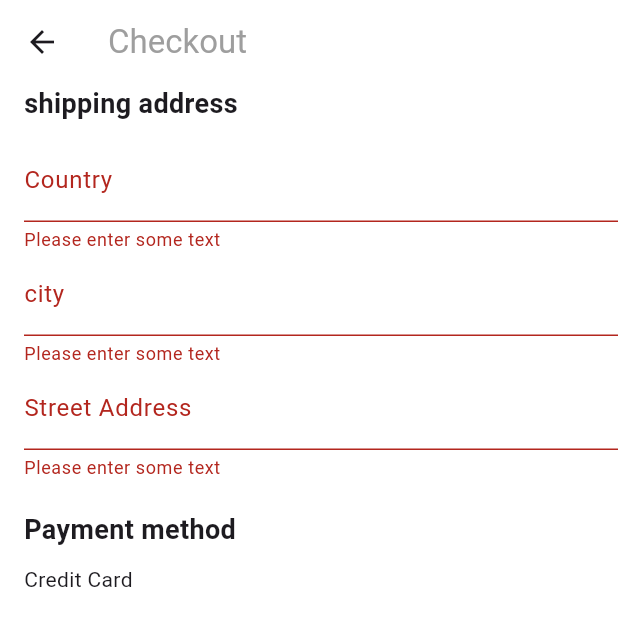
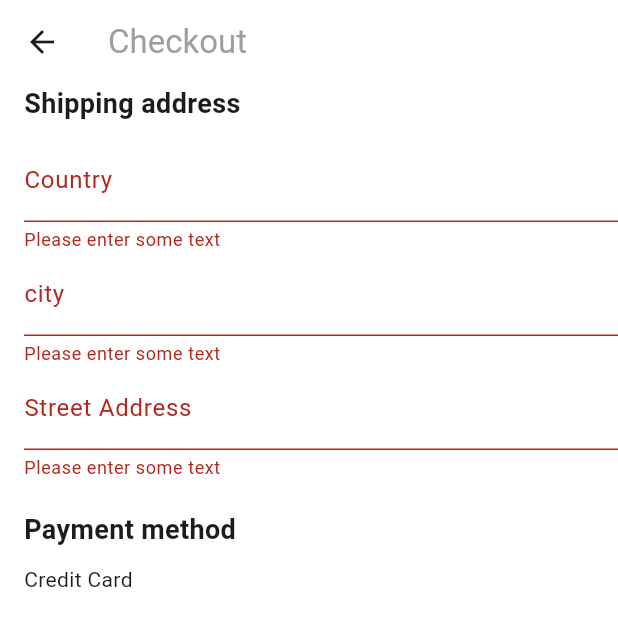
Before and after one commit to MontagMakes/3commerce, a Flutter app: the CheckoutScreen screen opened directly, after a tap on "PLACE ORDER", on a phone screen of 412 x 824 dp, the top half of it. Run offline on Flutter 3.47's test engine with Material 3 defaults, Android fonts, the phone set to English and light mode, and no system bars; our stand-ins replace cloud_firestore, file_picker, firebase_auth, firebase_core, firebase_storage, fluttertoast and 2 more; missing offline and left inert: model_viewer_plus; accounts and stored records are empty.

Commit message:
some updates

```diff
--- /dev/null
+++ b/lib/models/cart_model.dart
@@ -0,0 +1,60 @@
+// ignore_for_file: public_member_api_docs, sort_constructors_first
+import 'dart:convert';
+import 'dart:core';
+
+import 'package:flutter/foundation.dart';
+
+import 'package:e_commerce/models/product_model.dart';
+
+class CartModel {
+  List<ProductModel> products;
+  int totalAmount;
+  CartModel({
+    required this.products,
+    required this.totalAmount,
+  });
+
+
+  CartModel copyWith({
+    List<ProductModel>? products,
+    int? totalAmount,
+  }) {
+    return CartModel(
+      products: products ?? this.products,
+      totalAmount: totalAmount ?? this.totalAmount,
+    );
+  }
+
+  Map<String, dynamic> toMap() {
+    return <String, dynamic>{
+      'products': products.map((x) => x.toMap()).toList(),
+      'totalAmount': totalAmount,
+    };
+  }
+
+  factory CartModel.fromMap(Map<String, dynamic> map) {
+    return CartModel(
+      products: List<ProductModel>.from((map['products'] as List<int>).map<ProductModel>((x) => ProductModel.fromMap(x as Map<String,dynamic>),),),
+      totalAmount: map['totalAmount'] as int,
+    );
+  }
+
+  String toJson() => json.encode(toMap());
+
+  factory CartModel.fromJson(String source) => CartModel.fromMap(json.decode(source) as Map<String, dynamic>);
+
+  @override
+  String toString() => 'CartModel(products: $products, totalAmount: $totalAmount)';
+
+  @override
+  bool operator ==(covariant CartModel other) {
+    if (identical(this, other)) return true;
+
+    return
+      listEquals(other.products, products) &&
+      other.totalAmount == totalAmount;
+  }
+
+  @override
+  int get hashCode => products.hashCode ^ totalAmount.hashCode;
+  }
--- a/lib/models/order_model.dart
+++ b/lib/models/order_model.dart
@@ -6,7 +6,7 @@
   String? userId;
   String? address;
   List<ProductModel> products;
-  int? totalAmount;
+  int? totalPrice;
   String? orderDate;
   String? status;
   OrderModel({
@@ -14,7 +14,7 @@
     this.userId,
     this.address,
     required this.products,
-    this.totalAmount,
+    this.totalPrice,
     this.orderDate,
     this.status,
   });
@@ -24,7 +24,7 @@
     String? userId,
     String? address,
     List<ProductModel>? products,
-    int? totalAmount,
+    int? totalPrice,
     String? orderDate,
     String? status,
   }) {
@@ -33,7 +33,7 @@
       userId: userId ?? this.userId,
       address: address ?? this.address,
       products: products ?? this.products,
-      totalAmount: totalAmount ?? this.totalAmount,
+      totalPrice: totalPrice ?? this.totalPrice,
       orderDate: orderDate ?? this.orderDate,
       status: status ?? this.status,
     );
@@ -45,7 +45,7 @@
       'userId': userId,
       'address': address,
       'products': products.map((x) => x.toMap()).toList(),
-      'totalAmount': totalAmount,
+      'totalPrice': totalPrice,
       'orderDate': orderDate,
       'status': status,
     };
@@ -57,7 +57,7 @@
       userId: map['userId'] != null ? map['userId'] as String : null,
       address: map['address'] != null ? map['address'] as String : null,
       products: List<ProductModel>.from((map['products'] as List<dynamic>).map<ProductModel>((x) => ProductModel.fromMap(x as Map<String,dynamic>),),),
-      totalAmount: map['totalAmount'] != null ? map['totalAmount'] as int : null,
+      totalPrice: map['totalPrice'] != null ? map['totalPrice'] as int : null,
       orderDate: map['orderDate'] != null ? map['orderDate'] as String : null,
       status: map['status'] != null ? map['status'] as String : null,
     );
@@ -65,6 +65,6 @@
 
   @override
   String toString() {
-    return 'OrderModel(id: $id, userId: $userId, address: $address, products: $products, totalAmount: $totalAmount, orderDate: $orderDate, status: $status)';
+    return 'OrderModel(id: $id, userId: $userId, address: $address, products: $products, totalPrice: $totalPrice, orderDate: $orderDate, status: $status)';
   }
 }
--- a/lib/models/user_model.dart
+++ b/lib/models/user_model.dart
@@ -1,6 +1,3 @@
-// ignore_for_file: public_member_api_docs, sort_constructors_first
-import 'dart:convert';
-
 //Create a UserModel model
 class UserModel {
   final String? id;
--- a/lib/providers/cart_provider.dart
+++ b/lib/providers/cart_provider.dart
@@ -1,38 +1,32 @@
+import 'package:e_commerce/models/cart_model.dart';
 import 'package:e_commerce/models/product_model.dart';
 import 'package:flutter/material.dart';
 
 class CartProvider with ChangeNotifier {
-  List<ProductModel> _items = [];
+  final CartModel _cart = CartModel(products: [], totalAmount: 0);
 
-  List<ProductModel> get items => [..._items];
+  CartModel get cart => _cart;
 
   int get totalAmount {
     var total = 0;
-    for (var item in _items) {
+    for (var item in cart.products) {
       total += item.price;
     }
     return total;
   }
 
-  List<ProductModel> get itemsList {
-    return _items;
-  }
-
   void addItem(ProductModel product) {
-    _items.add(product);
+    _cart.products.add(product);
     notifyListeners();
   }
 
   void removeItem(ProductModel product) {
-    _items.remove(product);
+    _cart.products.remove(product);
     notifyListeners();
   }
 
   void clearCart() {
-    _items = [];
+    _cart.products = [];
     notifyListeners();
   }
-
-  int getCartLength(){
-    return _items.length;}
 }
--- a/lib/screens/checkout_screen/checkout_screen.dart
+++ b/lib/screens/checkout_screen/checkout_screen.dart
@@ -2,7 +2,6 @@
 import 'package:e_commerce/providers/cart_provider.dart';
 import 'package:e_commerce/providers/order_provider.dart';
 import 'package:e_commerce/screens/checkout_screen/widgets/checkout_Form_address.dart';
-import 'package:e_commerce/screens/checkout_screen/widgets/checkout_form_button.dart';
 import 'package:e_commerce/screens/checkout_screen/widgets/checkout_form_payment.dart';
 import 'package:flutter/material.dart';
 import 'package:provider/provider.dart';
@@ -15,27 +14,6 @@
 }
 
 class _CheckoutScreenState extends State<CheckoutScreen> {
-  @override
-  Widget build(BuildContext context) {
-    return Scaffold(
-      resizeToAvoidBottomInset: true,
-      appBar: AppBar(
-        title: const Text("Checkout", style: TextStyle(color: Colors.grey)),
-      ),
-      body: const Padding(
-          padding: EdgeInsets.only(left: 16.0), child: CheckoutForm()),
-    );
-  }
-}
-
-class CheckoutForm extends StatefulWidget {
-  const CheckoutForm({super.key});
-
-  @override
-  State<CheckoutForm> createState() => _CheckoutFormState();
-}
-
-class _CheckoutFormState extends State<CheckoutForm> {
   TextEditingController countryController = TextEditingController();
 
   TextEditingController cityController = TextEditingController();
@@ -64,46 +42,83 @@
 
   @override
   Widget build(BuildContext context) {
-    return Form(
+    return Scaffold(
+      resizeToAvoidBottomInset: true,
+      appBar: AppBar(
+        title: const Text("Checkout", style: TextStyle(color: Colors.grey)),
+      ),
+      body: Padding(
+          padding: const EdgeInsets.only(left: 16.0),
+          child: Form(
             key: _formKey,
             child: ListView(
               children: [
-          const Text("shipping address",
-              style: TextStyle(fontSize: 18, fontWeight: FontWeight.bold)),
-          const SizedBox(height: 10),
-          // Shipping Address
+                // Shipping Address Form
                 CheckoutFormAddress(
                     countryController: countryController,
                     cityController: cityController,
                     streetController: streetController),
                 const SizedBox(height: 20),
 
-          // Payment Method
-          const Text("Payment method",
-              style: TextStyle(fontSize: 18, fontWeight: FontWeight.bold)),
-          const SizedBox(height: 10),
-
-          // Credit Card
-          const Text("Credit Card"),
+                // Payment Method Form
                 const CheckoutFormPayment(),
                 const SizedBox(height: 20),
-          const Text("TOTAL AMOUNT", style: TextStyle(color: Colors.grey)),
+
+                // Total Amount
+                const Text("TOTAL AMOUNT",
+                    style: TextStyle(color: Colors.grey)),
+
+                // Checkout Button
                 Consumer<CartProvider>(
                   builder: (context, cartProvider, child) => Text(
                       "\$${cartProvider.totalAmount}",
-                style:
-                    const TextStyle(fontSize: 24, fontWeight: FontWeight.bold)),
+                      style: const TextStyle(
+                          fontSize: 24, fontWeight: FontWeight.bold)),
                 ),
                 const SizedBox(height: 20),
 
                 // Checkout Button
-          CheckoutFormButton(
-              formKey: _formKey,
-              countryController: countryController,
-              cityController: cityController,
-              streetController: streetController),
+                Consumer2<OrderProvider, CartProvider>(
+                  builder: (context, orderProvider, cartProvider, child) =>
+                      ElevatedButton(
+                    style: ElevatedButton.styleFrom(
+                      backgroundColor: Colors.redAccent,
+                      minimumSize: const Size(double.infinity, 50),
+                    ),
+                    onPressed: () async {
+                      if (_formKey.currentState!.validate()) {
+                        updateLoadingState(true);
+                        logger.d('CheckoutForm: Submitting');
+                        String address =
+                            '${streetController.text},${cityController.text},${countryController.text}';
+                        try {
+                          await orderProvider.createOrder(
+                              cartProvider.cart.products,
+                              cartProvider.totalAmount,
+                              address);
+                          cartProvider.clearCart();
+
+                          if (context.mounted) {
+                            Navigator.pop(context);
+                          }
+                          logger.d('CheckoutForm: Submitted');
+                        } catch (e) {
+                          logger.e(e);
+                        } finally {
+                          updateLoadingState(true);
+                          if (context.mounted) {
+                            Navigator.pop(context);
+                          }
+                        }
+                      }
+                    },
+                    child: const Text("PLACE ORDER",
+                        style: TextStyle(fontSize: 16, color: Colors.white)),
+                  ),
+                )
               ],
             ),
+          )),
     );
   }
 }
--- a/lib/screens/checkout_screen/widgets/checkout_form_address.dart
+++ b/lib/screens/checkout_screen/widgets/checkout_form_address.dart
@@ -15,7 +15,12 @@
   @override
   Widget build(BuildContext context) {
     return Column(
+      crossAxisAlignment: CrossAxisAlignment.start,
       children: [
+        const Text("Shipping address",
+            style: TextStyle(fontSize: 18, fontWeight: FontWeight.bold)),
+        const SizedBox(height: 10),
+
         // Country
         TextFormField(
           controller: countryController,
--- a/lib/screens/checkout_screen/widgets/checkout_form_button.dart
+++ /dev/null
@@ -1,77 +0,0 @@
-import 'package:e_commerce/main.dart';
-import 'package:e_commerce/providers/cart_provider.dart';
-import 'package:e_commerce/providers/order_provider.dart';
-import 'package:flutter/material.dart';
-import 'package:provider/provider.dart';
-
-class CheckoutFormButton extends StatelessWidget {
-  const CheckoutFormButton(
-      {super.key,
-      required this.formKey,
-      required this.streetController,
-      required this.cityController,
-      required this.countryController});
-
-  final TextEditingController countryController;
-  final TextEditingController cityController;
-  final TextEditingController streetController;
-
-  final GlobalKey<FormState> formKey;
-
-  @override
-  Widget build(BuildContext context) {
-    late BuildContext dialogContext;
-
-    return Consumer2<OrderProvider, CartProvider>(
-      builder: (context, orderProvider, cartProvider, child) => ElevatedButton(
-        style: ElevatedButton.styleFrom(
-          backgroundColor: Colors.redAccent,
-          minimumSize: const Size(double.infinity, 50),
-        ),
-        onPressed: () async {
-          if (formKey.currentState!.validate()) {
-            logger.d('CheckoutForm: Submitting');
-            String address =
-                '${streetController.text},${cityController.text},${countryController.text}';
-            try {
-              showDialog(
-                context: context,
-                barrierDismissible: false,
-                builder: (context) {
-                  dialogContext = context;
-                  return const Dialog(
-                    backgroundColor: Colors.transparent,
-                    child: Row(
-                      mainAxisSize: MainAxisSize.min,
-                      children: [
-                        CircularProgressIndicator(),
-                      ],
-                    ),
-                  );
-                },
-              );
-
-              await orderProvider.createOrder(
-                  cartProvider.items, cartProvider.totalAmount, address);
-              cartProvider.clearCart();
-
-              if (context.mounted) {
-                Navigator.pop(context);
-              }
-
-              logger.d('CheckoutForm: Submitted');
-            } catch (e) {
-              logger.e(e);
-            } finally {
-              if (context.mounted) {
-                Navigator.pop(dialogContext);
-              }
-            }
-          }
-        },
-        child: const Text("PLACE ORDER",
-            style: TextStyle(fontSize: 16, color: Colors.white)),
-      ),
-    );
-  }
-}
--- a/lib/screens/checkout_screen/widgets/checkout_form_payment.dart
+++ b/lib/screens/checkout_screen/widgets/checkout_form_payment.dart
@@ -8,7 +8,15 @@
   @override
   Widget build(BuildContext context) {
     return Column(
+      crossAxisAlignment: CrossAxisAlignment.start,
       children: [
+        // Payment Method
+        const Text("Payment method",
+            style: TextStyle(fontSize: 18, fontWeight: FontWeight.bold)),
+        const SizedBox(height: 10),
+
+        // Credit Card
+        const Text("Credit Card"),
         TextFormField(
           decoration: const InputDecoration(
             labelText: 'Name on Card',
--- a/lib/screens/create_product_screen.dart/create_product_screen.dart
+++ b/lib/screens/create_product_screen.dart/create_product_screen.dart
@@ -71,7 +71,7 @@
       type: FileType.any,
     );
 
-    if (result != null) {
+    if (result != null && result.files.single.extension.toString() == 'glb') {
       setState(() {
         _modelFile = File(result.files.single.path!);
         isModelLoaded = true;
--- a/lib/screens/order_details_screen/order_details_screen.dart
+++ b/lib/screens/order_details_screen/order_details_screen.dart
@@ -61,8 +61,8 @@
                     subtitle: Text(widget.orderDetails.orderDate.toString()),
                   ),
                   ListTile(
-                    title: const Text("Total Amount"),
-                    subtitle: Text(widget.orderDetails.totalAmount.toString()),
+                    title: const Text("Total Price"),
+                    subtitle: Text(widget.orderDetails.totalPrice.toString()),
                   ),
                   ListTile(
                     title: const Text("Order Status"),
--- a/lib/screens/order_history_screen/order_history_screen.dart
+++ b/lib/screens/order_history_screen/order_history_screen.dart
@@ -39,7 +39,7 @@
                                           CrossAxisAlignment.start,
                                       children: [
                                         Text(
-                                            'Total Cost: ${element.totalAmount}'),
+                                            'Total Cost: ${element.totalPrice}'),
                                         Text(
                                             'Order Date: ${element.orderDate}'),
                                         Text('Order Status: ${element.status}'),
```
Also changed, not shown: lib/providers/order_provider.dart (+14 -27 lines), lib/providers/product_provider.dart (+19 -18 lines), lib/screens/main_screen/tabs/cart_tab.dart (+6 -6 lines), lib/services/firebase_firestore_service.dart (+0 -7 lines). Lines whose indentation alone changed are shown as unchanged.
